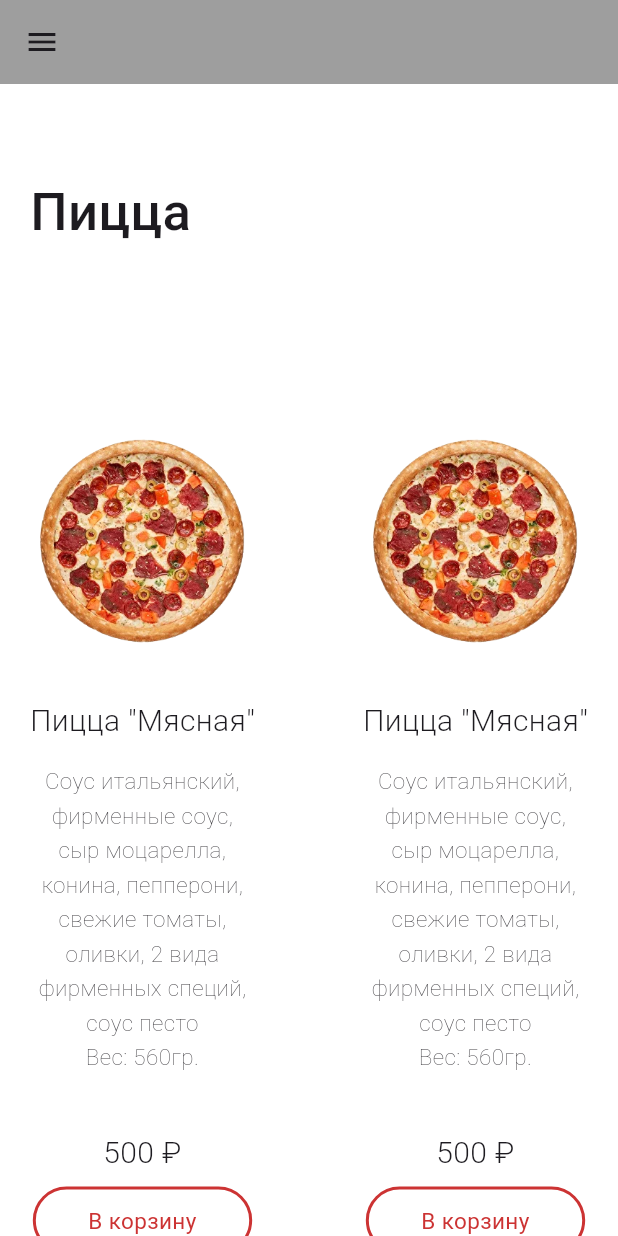
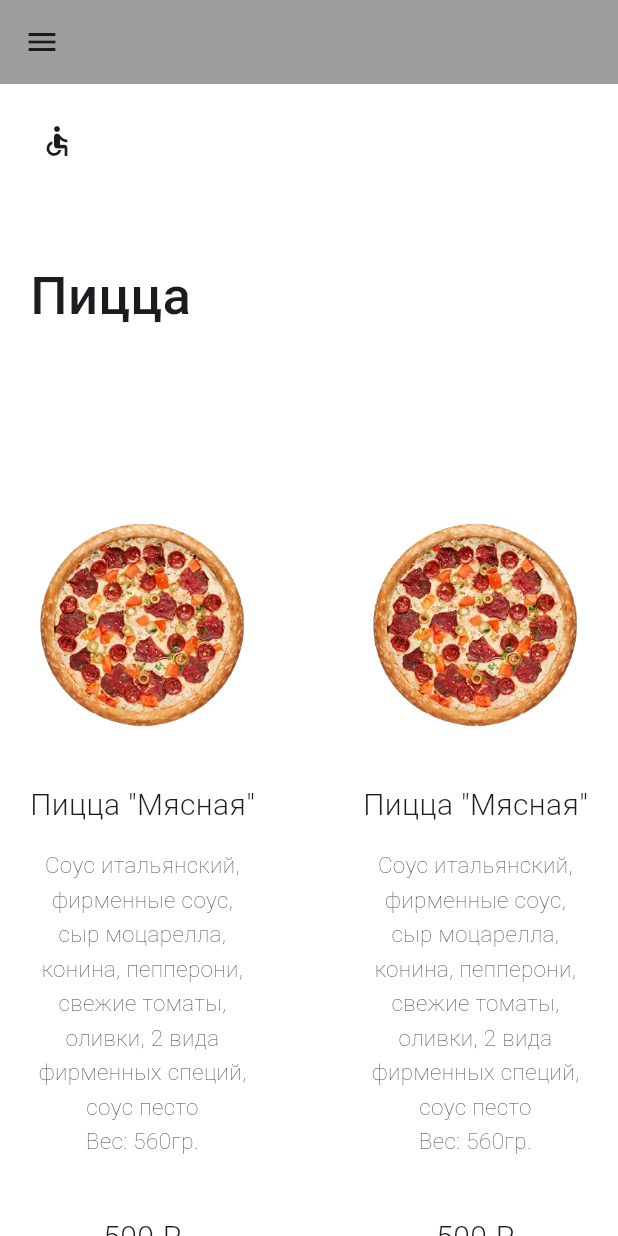
Before and after one commit to H1samu/fresh_kebab, a Flutter app: the screen it shows after launch, on a phone screen of 412 x 824 dp. Run offline on Flutter 3.47's test engine with Material 3 defaults, Android fonts, the phone set to English and light mode, and no system bars.

Commit message:
День #3
Изменения:
- Исправление некоторых недочетов
- Добавлен SleiverAppBar (нужно доделать)
- Созданные классы перемещены в разные файлы

```diff
--- a/lib/responsive/mobile_body.dart
+++ b/lib/responsive/mobile_body.dart
@@ -1,5 +1,7 @@
 import 'package:flutter/material.dart';
 import 'package:fresh_kebab/constants.dart';
+import 'package:fresh_kebab/widgets/app_bar.dart';
+import 'package:fresh_kebab/widgets/footer.dart';
 import 'package:fresh_kebab/widgets/product_card.dart';
 
 class MobileScaffold extends StatefulWidget {
@@ -16,16 +18,20 @@ class _MobileScaffoldState extends State<MobileScaffold> {
         backgroundColor: Colors.white,
         drawer: myDrawer,
         appBar: myAppBar,
-        body: ListView(
-          children: const [
-            Column(
+        body: CustomScrollView(
+          slivers: [
+            const MyAppBar(),
+            SliverList(
+                delegate: SliverChildListDelegate([
+              const Column(
                 crossAxisAlignment: CrossAxisAlignment.start,
                 children: [
                   Padding(
                     padding: EdgeInsets.only(left: 20, bottom: 120, top: 60),
                     child: Text(
                       "Пицца",
-                    style: TextStyle(fontWeight: FontWeight.w500, fontSize: 35),
+                      style:
+                          TextStyle(fontWeight: FontWeight.w500, fontSize: 35),
                     ),
                   ),
                   Padding(
@@ -52,7 +58,8 @@ class _MobileScaffoldState extends State<MobileScaffold> {
                   ),
                 ],
               ),
-            Footer()
+              const Footer(),
+            ])),
           ],
         ));
   }
```
Also changed, not shown: lib/widgets/app_bar.dart (added, +19 -0 lines), lib/widgets/footer.dart (added, +84 -0 lines), lib/widgets/product_card.dart (+0 -83 lines), assets/images/logos/up.png (added). Lines whose indentation alone changed are shown as unchanged.
